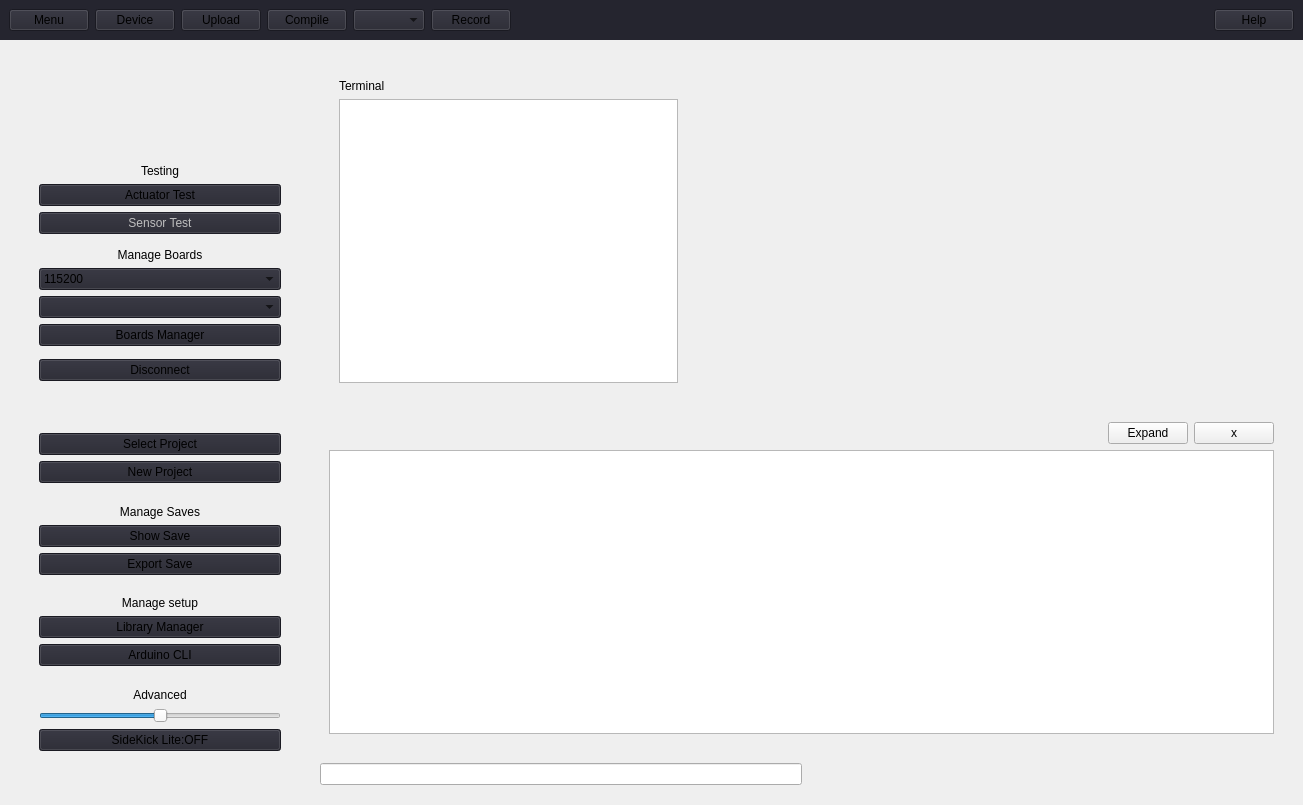
Qt form Ui/GraphingUi.ui (OrionAerospaceYT/SideKick) before a commit.
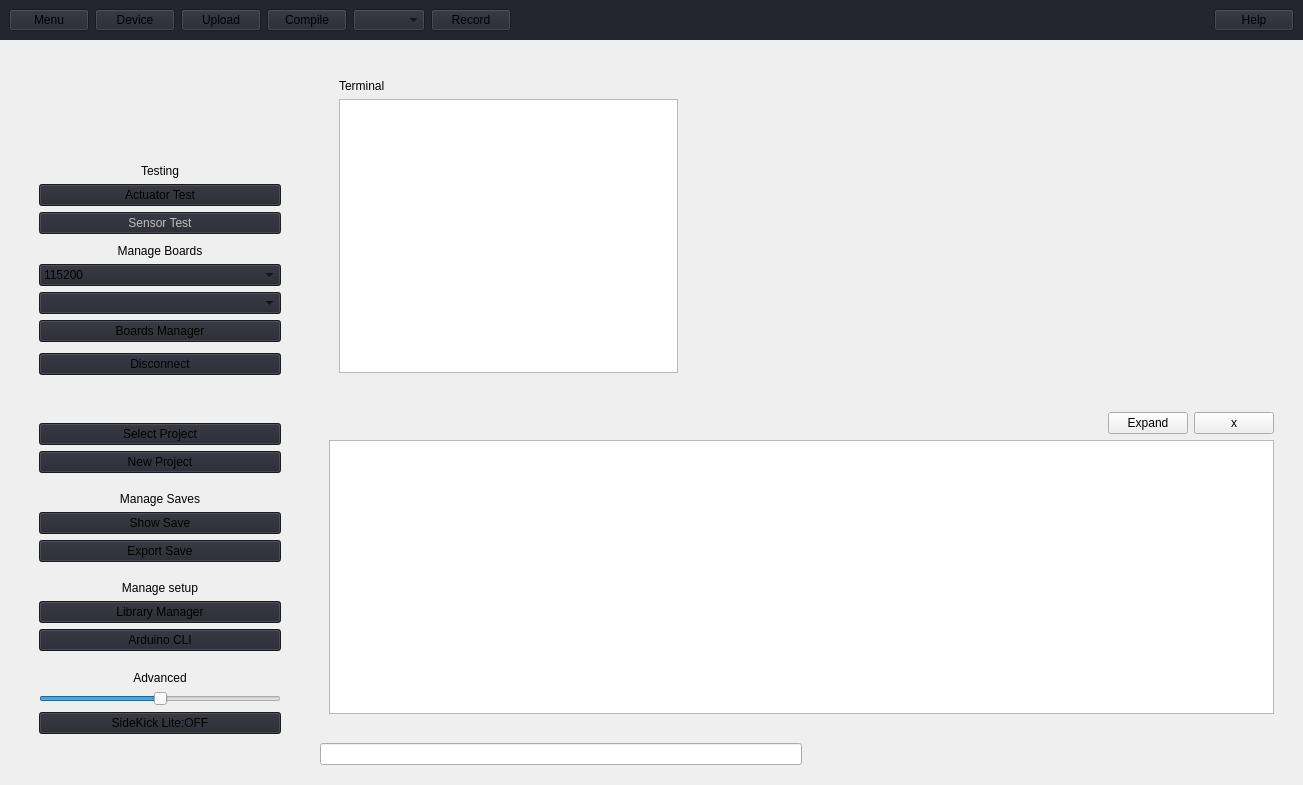
The same form after that commit.

The edit to the form file:
```diff
--- a/Ui/GraphingUi.ui
+++ b/Ui/GraphingUi.ui
@@ -7,7 +7,7 @@
     <x>0</x>
     <y>0</y>
     <width>1303</width>
-    <height>805</height>
+    <height>785</height>
    </rect>
   </property>
   <property name="acceptDrops">
@@ -741,7 +741,7 @@
          <bool>true</bool>
         </property>
         <property name="sizePolicy">
-         <sizepolicy hsizetype="Fixed" vsizetype="Ignored">
+         <sizepolicy hsizetype="Fixed" vsizetype="Expanding">
           <horstretch>0</horstretch>
           <verstretch>0</verstretch>
          </sizepolicy>
```
